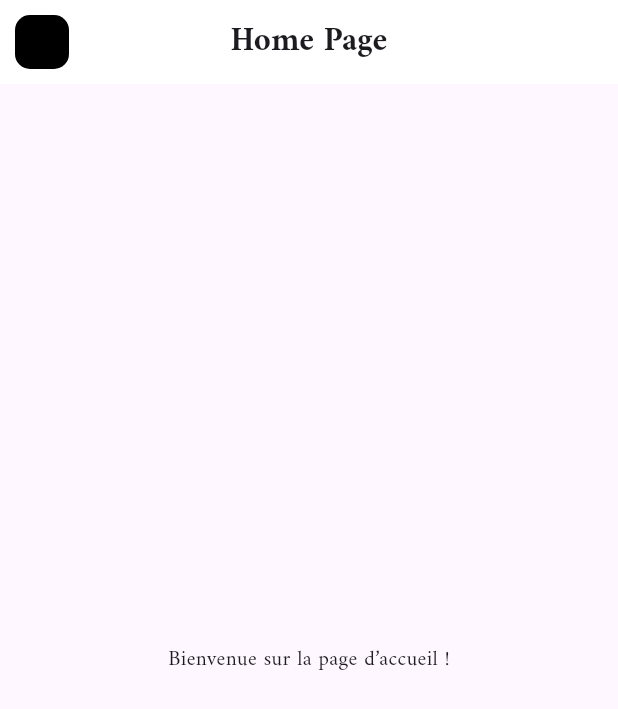
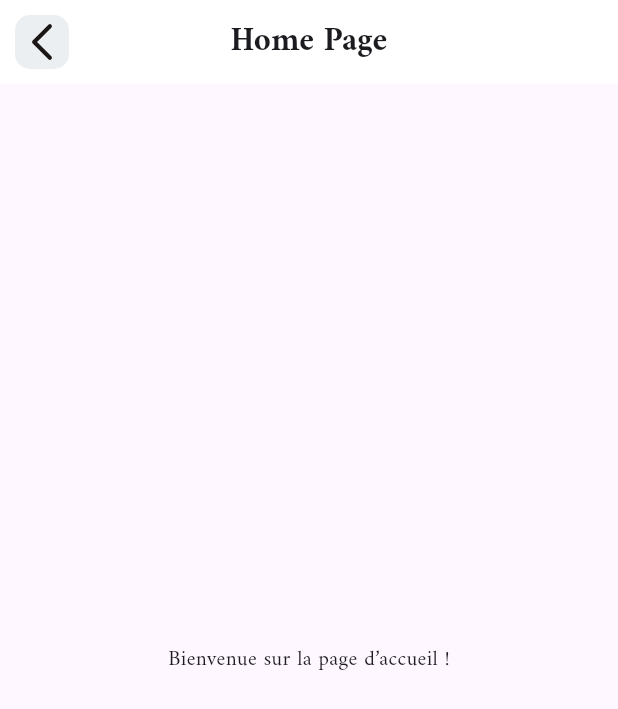
Before and after one commit to erwan-legoff/flutter_first_app, a Flutter app: the screen it shows after launch, on a phone screen of 412 x 824 dp. Shown: the top 709 px of the screen. Run offline on Flutter 3.47's test engine with Material 3 defaults, Android fonts, the phone set to English and light mode, and no system bars; our stand-ins replace flutter_svg.

Commit message:
new svg working

```diff
--- a/lib/pages/home.dart
+++ b/lib/pages/home.dart
@@ -1,4 +1,5 @@
 import 'package:flutter/material.dart';
+import 'package:flutter_svg/flutter_svg.dart';
 
 class HomePage extends StatelessWidget {
   const HomePage({super.key});
@@ -15,9 +16,15 @@ class HomePage extends StatelessWidget {
           backgroundColor: Colors.white,
           elevation: 0.0,
           leading: Container(
-            margin: EdgeInsets.all(10),
+            margin: const EdgeInsets.all(10),
             decoration: BoxDecoration(
-                color: Colors.black, borderRadius: BorderRadius.circular(10)),
+                borderRadius: BorderRadius.circular(10),
+                color: Colors.blueGrey[50]),
+            child: SvgPicture.asset(
+              'assets/icons/Arrow - Left 2.svg',
+              height: 20,
+              width: 20,
+            ),
           ),
         ),
         body: const Center(
```
